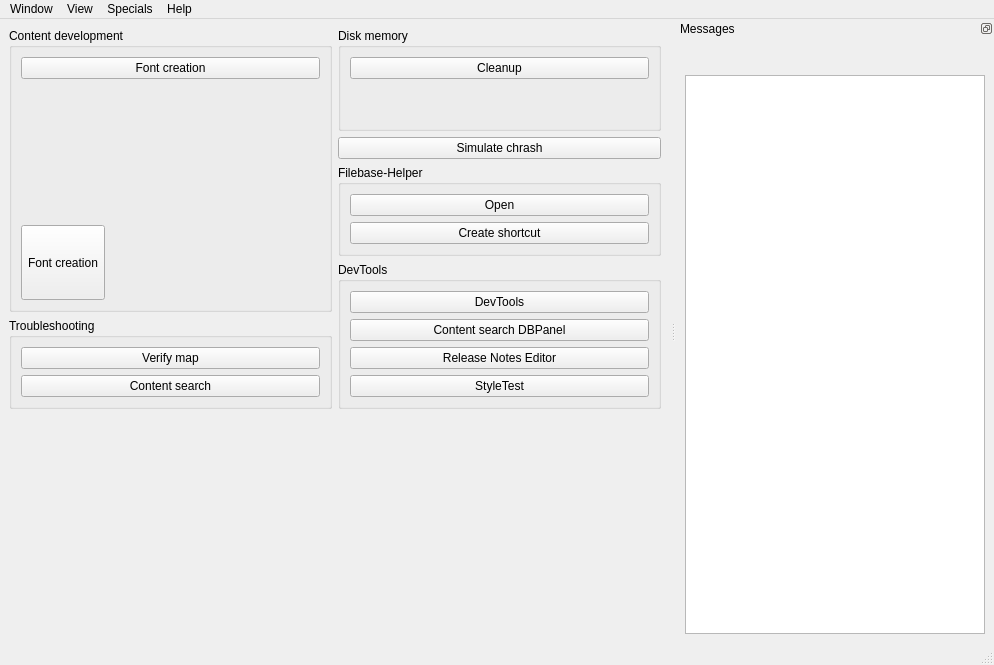
This is OTModules/OTGeneric/wstart.ui in pietr26/OMSI-Tools as Qt 5 draws it before an edit. The edited form follows.
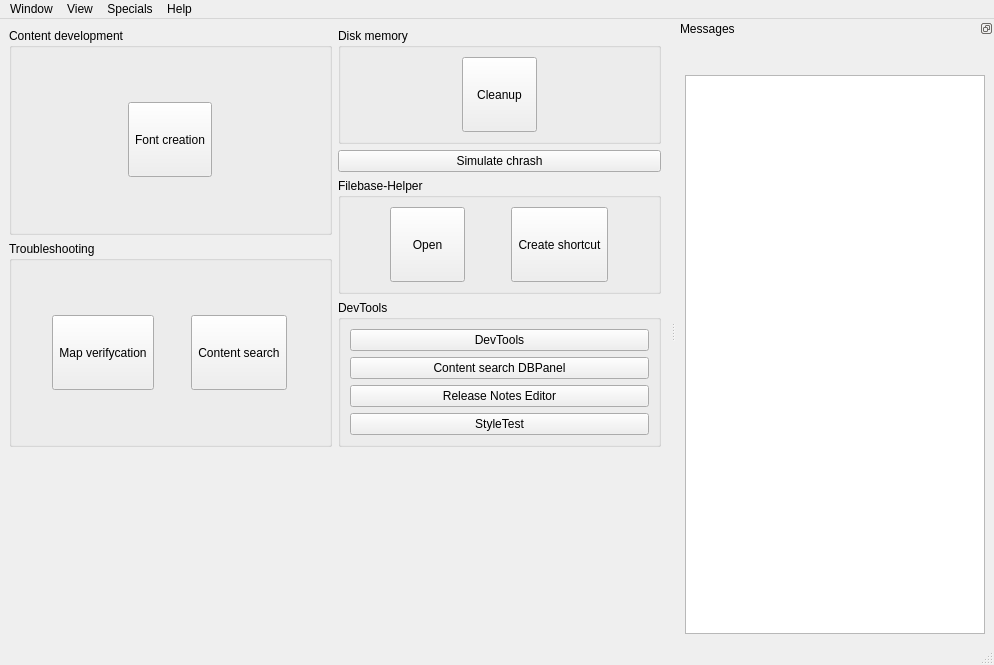
This is the edited form. Icons and pictures are not drawn.

Commit message: Changed icons and restyles buttons

What changed in the file:
```diff
--- a/OTModules/OTGeneric/wstart.ui
+++ b/OTModules/OTGeneric/wstart.ui
@@ -48,14 +48,23 @@
             <property name="title">
              <string>Content development</string>
             </property>
-            <layout class="QVBoxLayout" name="verticalLayout">
-             <item>
-              <widget class="QPushButton" name="btnFonts">
-               <property name="toolTip">
-                <string/>
+            <layout class="QGridLayout" name="gridLayout_3">
+             <item row="0" column="0">
+              <widget class="QToolButton" name="tbnFonts">
+               <property name="minimumSize">
+                <size>
+                 <width>75</width>
+                 <height>75</height>
+                </size>
                </property>
-               <property name="whatsThis">
-                <string/>
+               <property name="baseSize">
+                <size>
+                 <width>1</width>
+                 <height>1</height>
+                </size>
+               </property>
+               <property name="autoFillBackground">
+                <bool>false</bool>
                </property>
                <property name="text">
                 <string>Font creation</string>
@@ -64,45 +73,6 @@
                 <iconset resource="../../ressources.qrc">
                  <normaloff>:/rec/data/icons/iconChar.svg</normaloff>:/rec/data/icons/iconChar.svg</iconset>
                </property>
-              </widget>
-             </item>
-             <item>
-              <spacer name="verticalSpacer">
-               <property name="orientation">
-                <enum>Qt::Vertical</enum>
-               </property>
-               <property name="sizeHint" stdset="0">
-                <size>
-                 <width>20</width>
-                 <height>40</height>
-                </size>
-               </property>
-              </spacer>
-             </item>
-             <item>
-              <widget class="QToolButton" name="toolButton">
-               <property name="minimumSize">
-                <size>
-                 <width>75</width>
-                 <height>75</height>
-                </size>
-               </property>
-               <property name="baseSize">
-                <size>
-                 <width>1</width>
-                 <height>1</height>
-                </size>
-               </property>
-               <property name="autoFillBackground">
-                <bool>false</bool>
-               </property>
-               <property name="text">
-                <string>Font creation</string>
-               </property>
-               <property name="icon">
-                <iconset resource="../../ressources.qrc">
-                 <normaloff>:/rec/data/icons/iconBug.svg</normaloff>:/rec/data/icons/iconBug.svg</iconset>
-               </property>
                <property name="iconSize">
                 <size>
                  <width>25</width>
@@ -140,31 +110,64 @@
             <property name="title">
              <string>Troubleshooting</string>
             </property>
-            <layout class="QVBoxLayout" name="verticalLayout_4">
-             <item>
-              <widget class="QPushButton" name="btnVerifyMap">
-               <property name="enabled">
-                <bool>true</bool>
+            <layout class="QGridLayout" name="gridLayout_4">
+             <item row="0" column="0">
+              <widget class="QToolButton" name="tbnMapVerifycation">
+               <property name="minimumSize">
+                <size>
+                 <width>75</width>
+                 <height>75</height>
+                </size>
                </property>
                <property name="toolTip">
                 <string/>
                </property>
-               <property name="statusTip">
-                <string/>
+               <property name="autoFillBackground">
+                <bool>false</bool>
                </property>
                <property name="text">
-                <string>Verify map</string>
+                <string>Map verifycation</string>
                </property>
                <property name="icon">
                 <iconset resource="../../ressources.qrc">
-                 <normaloff>:/rec/data/icons/iconSearch.svg</normaloff>:/rec/data/icons/iconSearch.svg</iconset>
+                 <normaloff>:/rec/data/icons/iconMap.svg</normaloff>:/rec/data/icons/iconMap.svg</iconset>
+               </property>
+               <property name="iconSize">
+                <size>
+                 <width>25</width>
+                 <height>25</height>
+                </size>
+               </property>
+               <property name="checkable">
+                <bool>false</bool>
+               </property>
+               <property name="popupMode">
+                <enum>QToolButton::DelayedPopup</enum>
+               </property>
+               <property name="toolButtonStyle">
+                <enum>Qt::ToolButtonTextUnderIcon</enum>
+               </property>
+               <property name="autoRaise">
+                <bool>false</bool>
                </property>
               </widget>
              </item>
-             <item>
-              <widget class="QPushButton" name="btnContentSearch">
-               <property name="toolTip">
-                <string/>
+             <item row="0" column="1">
+              <widget class="QToolButton" name="tbnContentSearch">
+               <property name="minimumSize">
+                <size>
+                 <width>75</width>
+                 <height>75</height>
+                </size>
+               </property>
+               <property name="baseSize">
+                <size>
+                 <width>1</width>
+                 <height>1</height>
+                </size>
+               </property>
+               <property name="autoFillBackground">
+                <bool>false</bool>
                </property>
                <property name="text">
                 <string>Content search</string>
@@ -173,6 +176,24 @@
                 <iconset resource="../../ressources.qrc">
                  <normaloff>:/rec/data/icons/iconSearch.svg</normaloff>:/rec/data/icons/iconSearch.svg</iconset>
                </property>
+               <property name="iconSize">
+                <size>
+                 <width>25</width>
+                 <height>25</height>
+                </size>
+               </property>
+               <property name="checkable">
+                <bool>false</bool>
+               </property>
+               <property name="popupMode">
+                <enum>QToolButton::DelayedPopup</enum>
+               </property>
+               <property name="toolButtonStyle">
+                <enum>Qt::ToolButtonTextUnderIcon</enum>
+               </property>
+               <property name="autoRaise">
+                <bool>false</bool>
+               </property>
               </widget>
              </item>
             </layout>
@@ -196,9 +217,24 @@
             <property name="title">
              <string>Disk memory</string>
             </property>
-            <layout class="QVBoxLayout" name="verticalLayout_6">
-             <item>
-              <widget class="QPushButton" name="btnCleanup">
+            <layout class="QGridLayout" name="gridLayout_2">
+             <item row="0" column="0">
+              <widget class="QToolButton" name="tbnCleanup">
+               <property name="minimumSize">
+                <size>
+                 <width>75</width>
+                 <height>75</height>
+                </size>
+               </property>
+               <property name="baseSize">
+                <size>
+                 <width>1</width>
+                 <height>1</height>
+                </size>
+               </property>
+               <property name="autoFillBackground">
+                <bool>false</bool>
+               </property>
                <property name="text">
                 <string>Cleanup</string>
                </property>
@@ -206,20 +242,25 @@
                 <iconset resource="../../ressources.qrc">
                  <normaloff>:/rec/data/icons/iconBroom.svg</normaloff>:/rec/data/icons/iconBroom.svg</iconset>
                </property>
-              </widget>
-             </item>
-             <item>
-              <spacer name="verticalSpacer_3">
-               <property name="orientation">
-                <enum>Qt::Vertical</enum>
-               </property>
-               <property name="sizeHint" stdset="0">
+               <property name="iconSize">
                 <size>
-                 <width>20</width>
-                 <height>40</height>
+                 <width>25</width>
+                 <height>25</height>
                 </size>
                </property>
-              </spacer>
+               <property name="checkable">
+                <bool>false</bool>
+               </property>
+               <property name="popupMode">
+                <enum>QToolButton::DelayedPopup</enum>
+               </property>
+               <property name="toolButtonStyle">
+                <enum>Qt::ToolButtonTextUnderIcon</enum>
+               </property>
+               <property name="autoRaise">
+                <bool>false</bool>
+               </property>
+              </widget>
              </item>
             </layout>
            </widget>
@@ -246,9 +287,24 @@
             <property name="title">
              <string notr="true">Filebase-Helper</string>
             </property>
-            <layout class="QVBoxLayout" name="verticalLayout_9">
-             <item>
-              <widget class="QPushButton" name="btnOpenFbh">
+            <layout class="QGridLayout" name="gridLayout">
+             <item row="0" column="0">
+              <widget class="QToolButton" name="tbnFbhOpen">
+               <property name="minimumSize">
+                <size>
+                 <width>75</width>
+                 <height>75</height>
+                </size>
+               </property>
+               <property name="baseSize">
+                <size>
+                 <width>1</width>
+                 <height>1</height>
+                </size>
+               </property>
+               <property name="autoFillBackground">
+                <bool>false</bool>
+               </property>
                <property name="text">
                 <string>Open</string>
                </property>
@@ -256,10 +312,43 @@
                 <iconset resource="../../ressources.qrc">
                  <normaloff>:/rec/data/icons/iconFbh.png</normaloff>:/rec/data/icons/iconFbh.png</iconset>
                </property>
+               <property name="iconSize">
+                <size>
+                 <width>25</width>
+                 <height>25</height>
+                </size>
+               </property>
+               <property name="checkable">
+                <bool>false</bool>
+               </property>
+               <property name="popupMode">
+                <enum>QToolButton::DelayedPopup</enum>
+               </property>
+               <property name="toolButtonStyle">
+                <enum>Qt::ToolButtonTextUnderIcon</enum>
+               </property>
+               <property name="autoRaise">
+                <bool>false</bool>
+               </property>
               </widget>
              </item>
-             <item>
-              <widget class="QPushButton" name="btnCreateShortcut">
+             <item row="0" column="1">
+              <widget class="QToolButton" name="tbnFbhCreateShortcut">
+               <property name="minimumSize">
+                <size>
+                 <width>75</width>
+                 <height>75</height>
+                </size>
+               </property>
+               <property name="baseSize">
+                <size>
+                 <width>1</width>
+                 <height>1</height>
+                </size>
+               </property>
+               <property name="autoFillBackground">
+                <bool>false</bool>
+               </property>
                <property name="text">
                 <string>Create shortcut</string>
                </property>
@@ -267,6 +356,24 @@
                 <iconset resource="../../ressources.qrc">
                  <normaloff>:/rec/data/icons/iconLink.svg</normaloff>:/rec/data/icons/iconLink.svg</iconset>
                </property>
+               <property name="iconSize">
+                <size>
+                 <width>25</width>
+                 <height>25</height>
+                </size>
+               </property>
+               <property name="checkable">
+                <bool>false</bool>
+               </property>
+               <property name="popupMode">
+                <enum>QToolButton::DelayedPopup</enum>
+               </property>
+               <property name="toolButtonStyle">
+                <enum>Qt::ToolButtonTextUnderIcon</enum>
+               </property>
+               <property name="autoRaise">
+                <bool>false</bool>
+               </property>
               </widget>
              </item>
             </layout>
```
Left out of the diff: 7 changed lines with no effect on the pictures. The commit also changes 4 other files.
